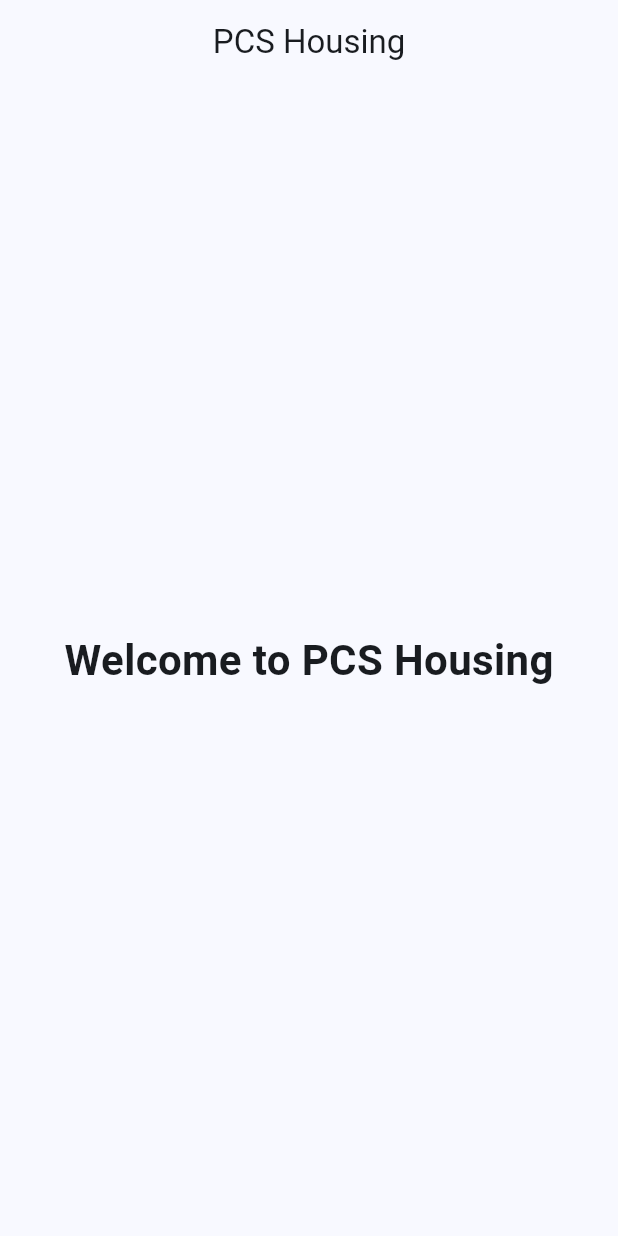
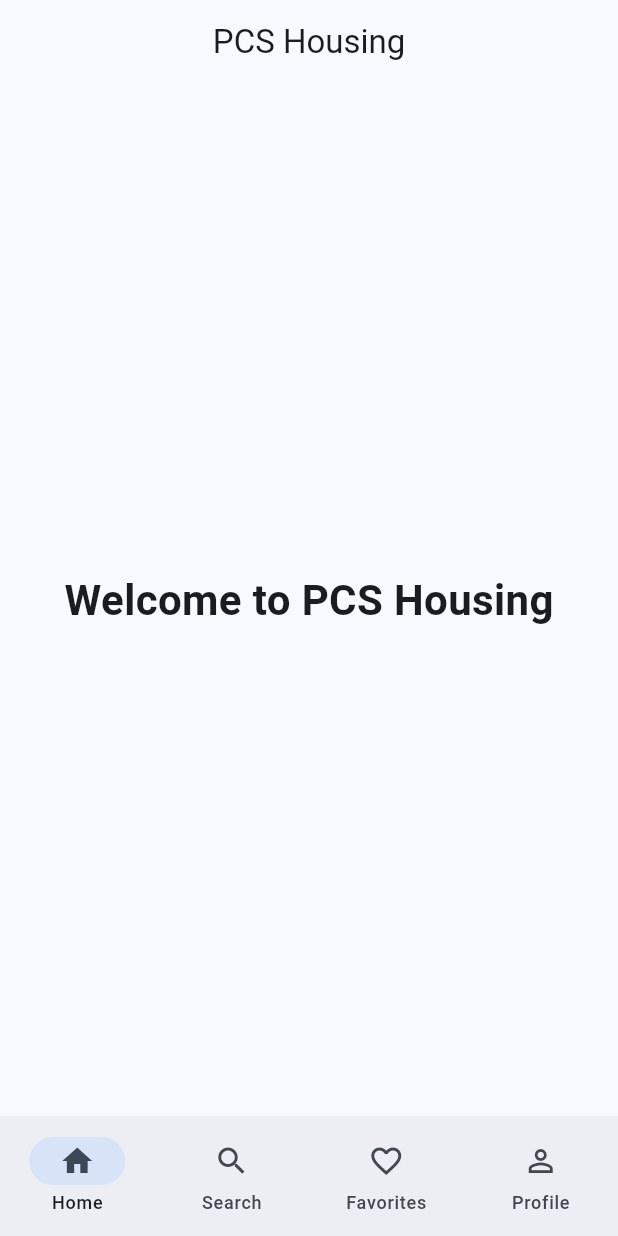
Before and after one commit to ddadisman49/pcs-housing, a Flutter app: the screen it shows after launch, on a phone screen of 412 x 824 dp. Run offline on Flutter 3.47's test engine with Material 3 defaults, Android fonts, the phone set to English and light mode, and no system bars.

Commit message:
Add main navigation and feature screens

```diff
--- a/lib/app.dart
+++ b/lib/app.dart
@@ -1,5 +1,5 @@
 import 'package:flutter/material.dart';
-import 'features/home/home_screen.dart';
+import 'navigation/main_navigation.dart';
 
 class PCSHousingApp extends StatelessWidget {
   const PCSHousingApp({super.key});
@@ -15,7 +15,7 @@ class PCSHousingApp extends StatelessWidget {
         ),
         useMaterial3: true,
       ),
-      home: const HomeScreen(),
+      home: const MainNavigation(),
     );
   }
 }
--- /dev/null
+++ b/lib/navigation/main_navigation.dart
@@ -0,0 +1,60 @@
+import 'package:flutter/material.dart';
+
+import '../features/home/home_screen.dart';
+import '../features/search/search_screen.dart';
+import '../features/favorites/favorites_screen.dart';
+import '../features/profile/profile_screen.dart';
+
+class MainNavigation extends StatefulWidget {
+  const MainNavigation({super.key});
+
+  @override
+  State<MainNavigation> createState() => _MainNavigationState();
+}
+
+class _MainNavigationState extends State<MainNavigation> {
+  int _currentIndex = 0;
+
+  final List<Widget> _screens = const [
+    HomeScreen(),
+    SearchScreen(),
+    FavoritesScreen(),
+    ProfileScreen(),
+  ];
+
+  @override
+  Widget build(BuildContext context) {
+    return Scaffold(
+      body: _screens[_currentIndex],
+      bottomNavigationBar: NavigationBar(
+        selectedIndex: _currentIndex,
+        onDestinationSelected: (index) {
+          setState(() {
+            _currentIndex = index;
+          });
+        },
+        destinations: const [
+          NavigationDestination(
+            icon: Icon(Icons.home_outlined),
+            selectedIcon: Icon(Icons.home),
+            label: 'Home',
+          ),
+          NavigationDestination(
+            icon: Icon(Icons.search),
+            label: 'Search',
+          ),
+          NavigationDestination(
+            icon: Icon(Icons.favorite_border),
+            selectedIcon: Icon(Icons.favorite),
+            label: 'Favorites',
+          ),
+          NavigationDestination(
+            icon: Icon(Icons.person_outline),
+            selectedIcon: Icon(Icons.person),
+            label: 'Profile',
+          ),
+        ],
+      ),
+    );
+  }
+}
```
Also changed, not shown: lib/features/favorites/favorites_screen.dart (+20 -0 lines), lib/features/profile/profile_screen.dart (+20 -0 lines), lib/features/search/search_screen.dart (+20 -0 lines), 1 other file.
